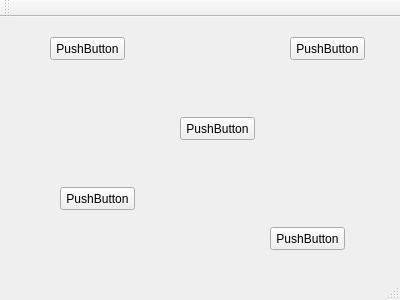
Qt form mainwindow.ui (lFonsec/datastructure) before a commit.
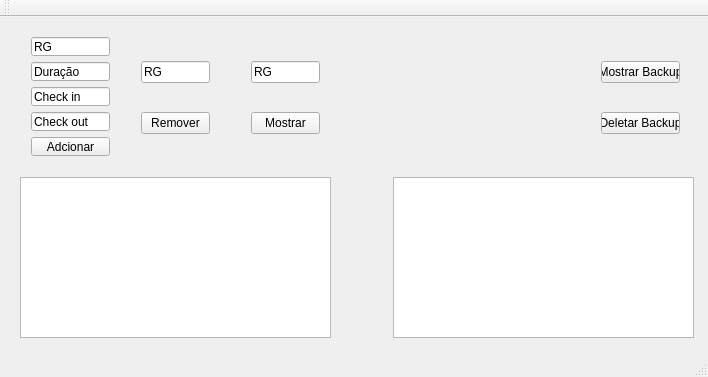
The same form after that commit.

Patch:
```diff
--- a/mainwindow.ui
+++ b/mainwindow.ui
@@ -6,77 +6,274 @@
    <rect>
     <x>0</x>
     <y>0</y>
-    <width>400</width>
-    <height>300</height>
+    <width>708</width>
+    <height>377</height>
    </rect>
   </property>
   <property name="windowTitle">
    <string>MainWindow</string>
   </property>
   <widget class="QWidget" name="centralWidget">
-   <widget class="QPushButton" name="pushButton">
+   <widget class="QWidget" name="verticalLayoutWidget">
     <property name="geometry">
      <rect>
-      <x>50</x>
-      <y>20</y>
-      <width>75</width>
-      <height>23</height>
+      <x>20</x>
+      <y>9</y>
+      <width>101</width>
+      <height>141</height>
      </rect>
     </property>
-    <property name="text">
-     <string>PushButton</string>
-    </property>
+    <layout class="QVBoxLayout" name="verticalLayout">
+     <item>
+      <widget class="QLineEdit" name="lineEdit_2">
+       <property name="text">
+        <string>RG</string>
+       </property>
+      </widget>
+     </item>
+     <item>
+      <widget class="QLineEdit" name="lineEdit_4">
+       <property name="text">
+        <string>Duração</string>
+       </property>
+      </widget>
+     </item>
+     <item>
+      <widget class="QLineEdit" name="lineEdit_3">
+       <property name="text">
+        <string>Check in</string>
+       </property>
+      </widget>
+     </item>
+     <item>
+      <widget class="QLineEdit" name="lineEdit">
+       <property name="text">
+        <string>Check out</string>
+       </property>
+      </widget>
+     </item>
+     <item>
+      <widget class="QPushButton" name="pushButton">
+       <property name="text">
+        <string>Adcionar</string>
+       </property>
+      </widget>
+     </item>
+    </layout>
    </widget>
-   <widget class="QPushButton" name="pushButton_2">
+   <widget class="QWidget" name="verticalLayoutWidget_2">
     <property name="geometry">
      <rect>
-      <x>180</x>
-      <y>100</y>
-      <width>75</width>
-      <height>23</height>
+      <x>130</x>
+      <y>10</y>
+      <width>91</width>
+      <height>141</height>
      </rect>
     </property>
-    <property name="text">
-     <string>PushButton</string>
-    </property>
+    <layout class="QVBoxLayout" name="verticalLayout_2">
+     <item>
+      <spacer name="verticalSpacer_3">
+       <property name="orientation">
+        <enum>Qt::Vertical</enum>
+       </property>
+       <property name="sizeHint" stdset="0">
+        <size>
+         <width>20</width>
+         <height>40</height>
+        </size>
+       </property>
+      </spacer>
+     </item>
+     <item>
+      <widget class="QLineEdit" name="lineEdit_5">
+       <property name="text">
+        <string>RG</string>
+       </property>
+      </widget>
+     </item>
+     <item>
+      <spacer name="verticalSpacer">
+       <property name="orientation">
+        <enum>Qt::Vertical</enum>
+       </property>
+       <property name="sizeHint" stdset="0">
+        <size>
+         <width>20</width>
+         <height>40</height>
+        </size>
+       </property>
+      </spacer>
+     </item>
+     <item>
+      <widget class="QPushButton" name="pushButton_2">
+       <property name="text">
+        <string>Remover</string>
+       </property>
+      </widget>
+     </item>
+     <item>
+      <spacer name="verticalSpacer_2">
+       <property name="orientation">
+        <enum>Qt::Vertical</enum>
+       </property>
+       <property name="sizeHint" stdset="0">
+        <size>
+         <width>20</width>
+         <height>40</height>
+        </size>
+       </property>
+      </spacer>
+     </item>
+    </layout>
    </widget>
-   <widget class="QPushButton" name="pushButton_3">
+   <widget class="QWidget" name="verticalLayoutWidget_3">
     <property name="geometry">
      <rect>
-      <x>60</x>
-      <y>170</y>
-      <width>75</width>
-      <height>23</height>
+      <x>240</x>
+      <y>10</y>
+      <width>91</width>
+      <height>141</height>
      </rect>
     </property>
-    <property name="text">
-     <string>PushButton</string>
-    </property>
+    <layout class="QVBoxLayout" name="verticalLayout_3">
+     <item>
+      <spacer name="verticalSpacer_6">
+       <property name="orientation">
+        <enum>Qt::Vertical</enum>
+       </property>
+       <property name="sizeHint" stdset="0">
+        <size>
+         <width>20</width>
+         <height>40</height>
+        </size>
+       </property>
+      </spacer>
+     </item>
+     <item>
+      <widget class="QLineEdit" name="lineEdit_6">
+       <property name="text">
+        <string>RG</string>
+       </property>
+      </widget>
+     </item>
+     <item>
+      <spacer name="verticalSpacer_4">
+       <property name="orientation">
+        <enum>Qt::Vertical</enum>
+       </property>
+       <property name="sizeHint" stdset="0">
+        <size>
+         <width>20</width>
+         <height>40</height>
+        </size>
+       </property>
+      </spacer>
+     </item>
+     <item>
+      <widget class="QPushButton" name="pushButton_3">
+       <property name="text">
+        <string>Mostrar</string>
+       </property>
+      </widget>
+     </item>
+     <item>
+      <spacer name="verticalSpacer_5">
+       <property name="orientation">
+        <enum>Qt::Vertical</enum>
+       </property>
+       <property name="sizeHint" stdset="0">
+        <size>
+         <width>20</width>
+         <height>40</height>
+        </size>
+       </property>
+      </spacer>
+     </item>
+    </layout>
    </widget>
-   <widget class="QPushButton" name="pushButton_4">
+   <widget class="QTextEdit" name="textEdit">
     <property name="geometry">
      <rect>
-      <x>270</x>
-      <y>210</y>
-      <width>75</width>
-      <height>23</height>
+      <x>20</x>
+      <y>160</y>
+      <width>311</width>
+      <height>161</height>
      </rect>
     </property>
-    <property name="text">
-     <string>PushButton</string>
-    </property>
    </widget>
-   <widget class="QPushButton" name="pushButton_5">
+   <widget class="QWidget" name="verticalLayoutWidget_4">
     <property name="geometry">
      <rect>
-      <x>290</x>
-      <y>20</y>
-      <width>75</width>
-      <height>23</height>
+      <x>590</x>
+      <y>10</y>
+      <width>101</width>
+      <height>141</height>
      </rect>
     </property>
-    <property name="text">
-     <string>PushButton</string>
+    <layout class="QVBoxLayout" name="verticalLayout_4">
+     <item>
+      <spacer name="verticalSpacer_7">
+       <property name="orientation">
+        <enum>Qt::Vertical</enum>
+       </property>
+       <property name="sizeHint" stdset="0">
+        <size>
+         <width>20</width>
+         <height>40</height>
+        </size>
+       </property>
+      </spacer>
+     </item>
+     <item>
+      <widget class="QPushButton" name="pushButton_4">
+       <property name="text">
+        <string>Mostrar Backup</string>
+       </property>
+      </widget>
+     </item>
+     <item>
+      <spacer name="verticalSpacer_8">
+       <property name="orientation">
+        <enum>Qt::Vertical</enum>
+       </property>
+       <property name="sizeHint" stdset="0">
+        <size>
+         <width>20</width>
+         <height>40</height>
+        </size>
+       </property>
+      </spacer>
+     </item>
+     <item>
+      <widget class="QPushButton" name="pushButton_5">
+       <property name="text">
+        <string>Deletar Backup</string>
+       </property>
+      </widget>
+     </item>
+     <item>
+      <spacer name="verticalSpacer_9">
+       <property name="orientation">
+        <enum>Qt::Vertical</enum>
+       </property>
+       <property name="sizeHint" stdset="0">
+        <size>
+         <width>20</width>
+         <height>40</height>
+        </size>
+       </property>
+      </spacer>
+     </item>
+    </layout>
+   </widget>
+   <widget class="QTextEdit" name="textEdit_2">
+    <property name="geometry">
+     <rect>
+      <x>393</x>
+      <y>160</y>
+      <width>301</width>
+      <height>161</height>
+     </rect>
     </property>
    </widget>
   </widget>
```
Left out of the diff: 2 changed lines with no effect on the pictures.
